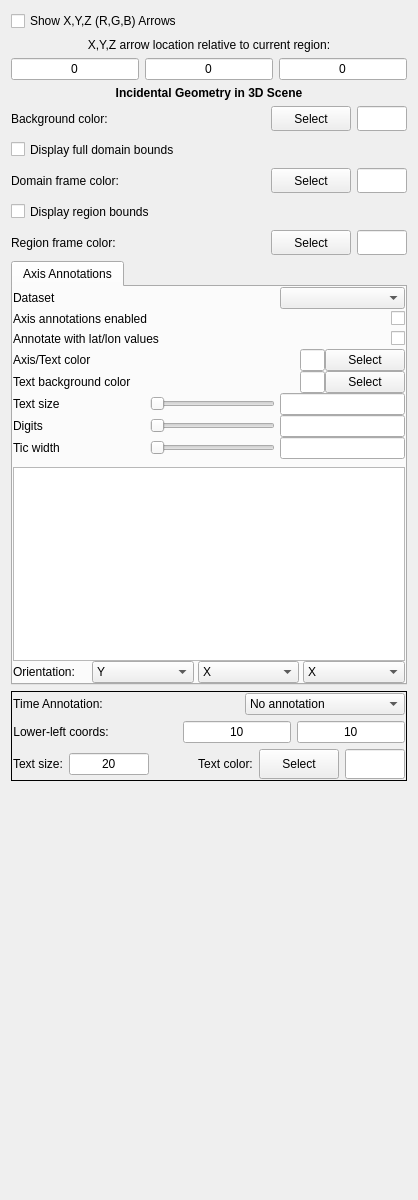
Before: the Qt Designer form apps/vaporgui/vizFeaturesTab.ui in StasJ/vapor-formatted, drawn with Qt 5.
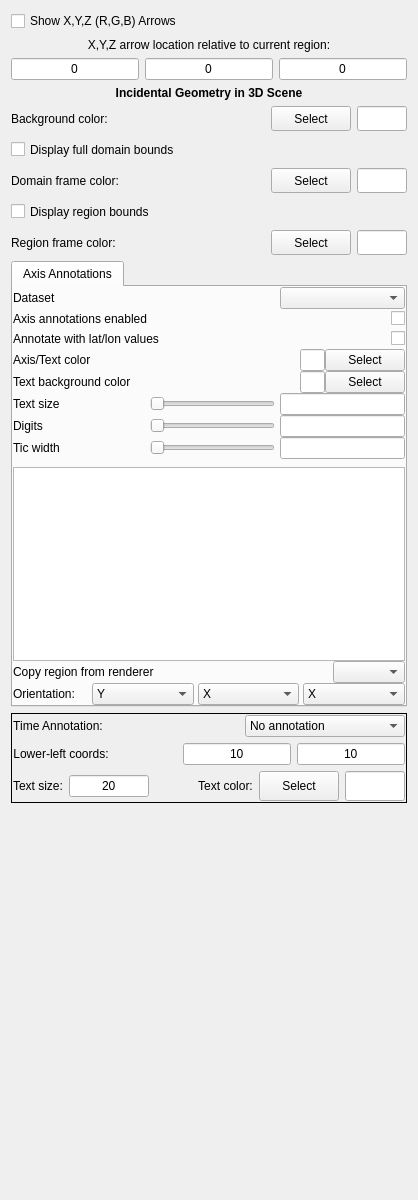
After: the same form once the commit is applied.

```diff
--- a/apps/vaporgui/vizFeaturesTab.ui
+++ b/apps/vaporgui/vizFeaturesTab.ui
@@ -909,6 +909,36 @@
          <item>
           <widget class="QTableWidget" name="axisAnnotationTable"/>
          </item>
+         <item>
+          <layout class="QHBoxLayout" name="horizontalLayout_5">
+           <property name="topMargin">
+            <number>0</number>
+           </property>
+           <item>
+            <widget class="QLabel" name="label_10">
+             <property name="text">
+              <string>Copy region from renderer</string>
+             </property>
+            </widget>
+           </item>
+           <item>
+            <spacer name="horizontalSpacer_9">
+             <property name="orientation">
+              <enum>Qt::Horizontal</enum>
+             </property>
+             <property name="sizeHint" stdset="0">
+              <size>
+               <width>40</width>
+               <height>20</height>
+              </size>
+             </property>
+            </spacer>
+           </item>
+           <item>
+            <widget class="QComboBox" name="copyRegionCombo"/>
+           </item>
+          </layout>
+         </item>
          <item>
           <layout class="QHBoxLayout" name="horizontalLayout_8">
            <property name="spacing">
```
